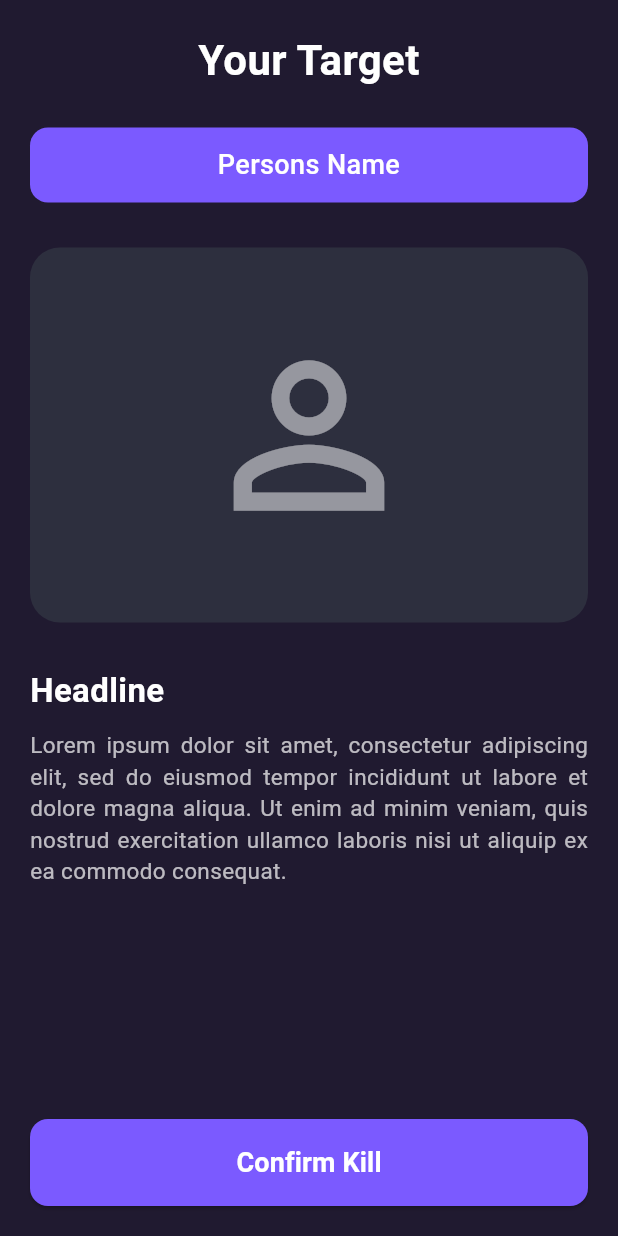
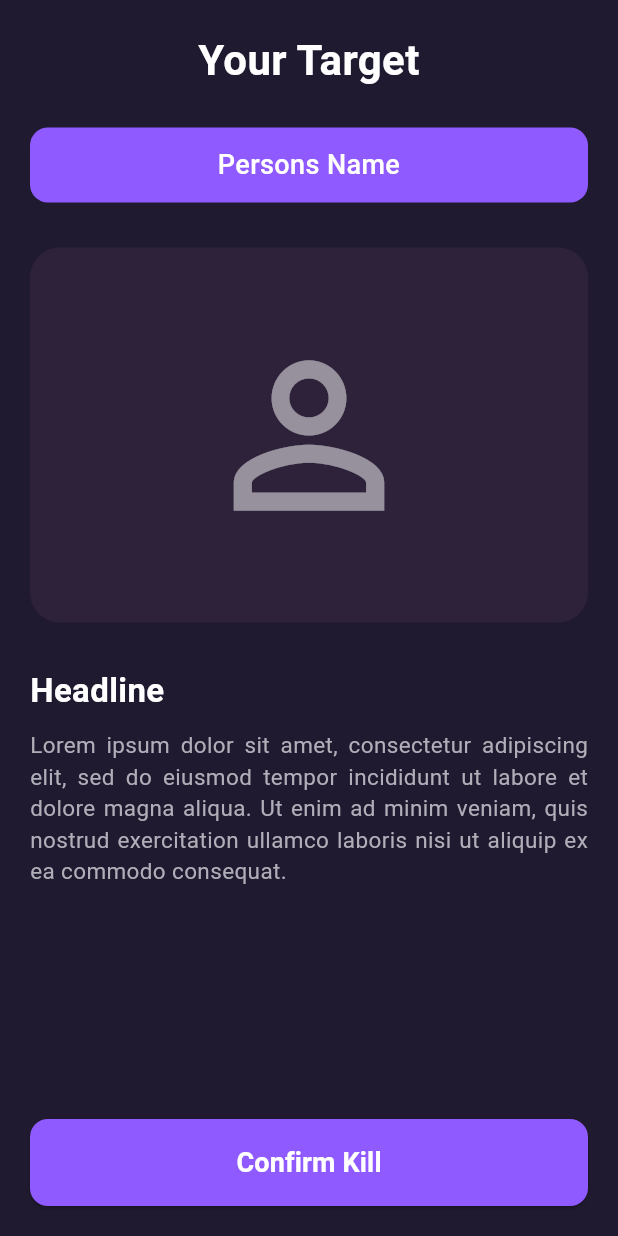
Before and after one commit to BenjaminWachter/FriendAssassination, a Flutter app: the screen it shows after launch, after a tap on "Log In", on a phone screen of 412 x 824 dp. Run offline on Flutter 3.47's test engine with Material 3 defaults, Android fonts, the phone set to English and light mode, and no system bars.

Commit message:
Add workspace configuration and implement mobile login and home views

```diff
--- /dev/null
+++ b/friend_assassination/lib/desktop/home_web.dart
@@ -0,0 +1 @@
+// TODO: Implement web home view
--- a/friend_assassination/lib/home.dart
+++ b/friend_assassination/lib/home.dart
@@ -2,7 +2,8 @@
 
 import 'package:flutter/material.dart';
 import 'package:friend_assassination/domain/responsive_layout.dart';
-
+import 'package:friend_assassination/mobile/home_mobile.dart';
+import 'package:friend_assassination/desktop/home_web.dart';
 
 class AssassinationHome extends StatefulWidget {
   const AssassinationHome({super.key});
@@ -12,133 +13,8 @@ class AssassinationHome extends StatefulWidget {
 }
 
 class _AssassinationHomeState extends State<AssassinationHome> {
-
-  static const Color darkBackgroundColor = Color(0xFF201A30); // Darker purple/blue
-  static const Color cardBackgroundColor = Color(0xFF2D2F3E); // Slightly lighter dark shade
-  static const Color accentColor = Color(0xFF7B5AFF); // Purple accent
-  static const Color textColor = Colors.white;
-  static const Color subTextColor = Colors.white70;
-
-@override
+  @override
   Widget build(BuildContext context) {
-    Widget homeWebView = Scaffold(
-      // Setting the background color of the scaffold
-      backgroundColor: darkBackgroundColor,
-      // Using SafeArea to avoid intrusions by system UI (status bar, notch)
-      body: SafeArea(
-        // Adding padding around the main content
-        child: Padding(
-          padding: const EdgeInsets.all(20.0),
-          // Main column to arrange widgets vertically
-          child: Column(
-            crossAxisAlignment: CrossAxisAlignment.stretch, // Stretch children horizontally
-            children: <Widget>[
-              // "Your Target" Title
-              const Text(
-                'Your Target',
-                textAlign: TextAlign.center,
-                style: TextStyle(
-                  fontSize: 28,
-                  fontWeight: FontWeight.bold,
-                  color: textColor,
-                ),
-              ),
-              const SizedBox(height: 25),
-
-              // "Persons Name" Container
-              Container(
-                padding: const EdgeInsets.symmetric(vertical: 12, horizontal: 20),
-                decoration: BoxDecoration(
-                  color: accentColor, // Purple accent background
-                  borderRadius: BorderRadius.circular(12),
-                ),
-                child: const Text(
-                  'Persons Name',
-                  textAlign: TextAlign.center,
-                  style: TextStyle(
-                    color: textColor,
-                    fontSize: 18,
-                    fontWeight: FontWeight.w500,
-                  ),
-                ),
-              ),
-              const SizedBox(height: 30),
-
-              // Profile Image/Avatar Placeholder
-              Container(
-                height: 250, // Define a fixed height for the placeholder
-                width: double.infinity, // Take full width
-                decoration: BoxDecoration(
-                  color: cardBackgroundColor, // Background for the placeholder area
-                  borderRadius: BorderRadius.circular(20), // Rounded corners
-                ),
-                // Placeholder icon
-                child: Icon(
-                  Icons.person_outline, // Generic person icon
-                  color: textColor.withAlpha(128), // Semi-transparent white // Replaced withOpacity
-                  size: 150, // Large icon size
-                ),
-              ),
-              const SizedBox(height: 30),
-
-              // "Headline" Text
-              const Text(
-                'Headline',
-                style: TextStyle(
-                  color: textColor,
-                  fontSize: 22,
-                  fontWeight: FontWeight.bold,
-                ),
-              ),
-              const SizedBox(height: 10),
-
-              // "Lorem ipsum" Description Text
-              const Text(
-                'Lorem ipsum dolor sit amet, consectetur adipiscing elit, sed do eiusmod tempor incididunt ut labore et dolore magna aliqua. Ut enim ad minim veniam, quis nostrud exercitation ullamco laboris nisi ut aliquip ex ea commodo consequat.',
-                textAlign: TextAlign.justify, // Justified text alignment
-                style: TextStyle(
-                  color: subTextColor, // Lighter text color for description
-                  fontSize: 15,
-                  height: 1.4, // Line height
-                ),
-              ),
-              // Spacer to push the button to the bottom if there's extra space
-              const Spacer(),
-              const SizedBox(height: 20), // Some space before the button
-
-              // "Confirm Kill" Button
-              ElevatedButton(
-                style: ElevatedButton.styleFrom(
-                  backgroundColor: accentColor, // Purple accent background
-                  padding: const EdgeInsets.symmetric(vertical: 16),
-                  shape: RoundedRectangleBorder(
-                    borderRadius: BorderRadius.circular(12), // Rounded corners for the button
-                  ),
-                  // Minimum size for the button to ensure it's prominent
-                  minimumSize: const Size(double.infinity, 50),
-                ),
-                onPressed: () {
-                  // Action to perform when the button is pressed
-                  // For example, show a confirmation dialog or navigate
-                  debugPrint('Confirm Kill button pressed');
-                  // You could show the dialog from the Figma design here
-                  // showDialog(context: context, builder: (context) => ...);
-                },
-                child: const Text(
-                  'Confirm Kill',
-                  style: TextStyle(
-                    fontSize: 18,
-                    color: textColor,
-                    fontWeight: FontWeight.w600,
-                  ),
-                ),
-              ),
-            ],
-          ),
-        ),
-      ),
-    );
-
-    return ResponsiveLayout(phoneView: homeWebView, webView: homeWebView);
+    return ResponsiveLayout(phoneView: homeMobileView, webView: homeWebView);
   }
 }
--- /dev/null
+++ b/friend_assassination/lib/mobile/home_mobile.dart
@@ -0,0 +1,121 @@
+import 'package:flutter/material.dart';
+
+// Define color variables
+const darkBackgroundColor = Color(0xFF201A30);
+const textColor = Colors.white;
+const accentColor = Color(0xFF8F5AFF); // Example purple accent
+const cardBackgroundColor = Color(0xFF2D223A); // Example card background
+const subTextColor = Color(0xFFB0AEB8); // Example lighter text
+
+final Widget homeMobileView = Scaffold(
+  backgroundColor: darkBackgroundColor,
+  body: SafeArea(
+    child: Padding(
+      padding: const EdgeInsets.all(20.0),
+      child: Column(
+        crossAxisAlignment: CrossAxisAlignment.stretch,
+        children: <Widget>[
+          Text(
+            'Your Target',
+            textAlign: TextAlign.center,
+            style: TextStyle(
+              fontSize: 28,
+              fontWeight: FontWeight.bold,
+              color: textColor,
+            ),
+          ),
+          const SizedBox(height: 25),
+          Container(
+            padding: const EdgeInsets.symmetric(vertical: 12, horizontal: 20),
+            decoration: BoxDecoration(
+              color: accentColor,
+              borderRadius: BorderRadius.circular(12),
+            ),
+            child: Text(
+              'Persons Name',
+              textAlign: TextAlign.center,
+              style: TextStyle(
+                color: textColor,
+                fontSize: 18,
+                fontWeight: FontWeight.w500,
+              ),
+            ),
+          ),
+          const SizedBox(height: 30),
+          Container(
+            height: 250,
+            width: double.infinity,
+            decoration: BoxDecoration(
+              color: cardBackgroundColor,
+              borderRadius: BorderRadius.circular(20),
+            ),
+            child: Icon(
+              Icons.person_outline,
+              color: textColor.withAlpha(128),
+              size: 150,
+            ),
+          ),
+          const SizedBox(height: 30),
+          Text(
+            'Headline',
+            style: TextStyle(
+              color: textColor,
+              fontSize: 22,
+              fontWeight: FontWeight.bold,
+            ),
+          ),
+          const SizedBox(height: 10),
+          Text(
+            'Lorem ipsum dolor sit amet, consectetur adipiscing elit, sed do eiusmod tempor incididunt ut labore et dolore magna aliqua. Ut enim ad minim veniam, quis nostrud exercitation ullamco laboris nisi ut aliquip ex ea commodo consequat.',
+            textAlign: TextAlign.justify,
+            style: TextStyle(color: subTextColor, fontSize: 15, height: 1.4),
+          ),
+          const Spacer(),
+          const SizedBox(height: 20),
+          ElevatedButton(
+            style: ElevatedButton.styleFrom(
+              backgroundColor: accentColor,
+              padding: const EdgeInsets.symmetric(vertical: 16),
+              shape: RoundedRectangleBorder(
+                borderRadius: BorderRadius.circular(12),
+              ),
+              minimumSize: const Size(double.infinity, 50),
+            ),
+            onPressed: () {
+              debugPrint('Confirm Kill button pressed');
+            },
+            child: Text(
+              'Confirm Kill',
+              style: TextStyle(
+                fontSize: 18,
+                color: textColor,
+                fontWeight: FontWeight.w600,
+              ),
+            ),
+          ),
+        ],
+      ),
+    ),
+  ),
+);
+
+class HomePage extends StatelessWidget {
+  const HomePage({super.key});
+
+  @override
+  Widget build(BuildContext context) {
+    return Scaffold(
+      appBar: AppBar(
+        title: const Text('Assassination Home'),
+        backgroundColor: const Color(0xFF201A30),
+      ),
+      body: Center(
+        child: Text(
+          'Welcome to the Assassination Home Page',
+          style: TextStyle(color: Colors.white),
+        ),
+      ),
+      backgroundColor: const Color(0xFF201A30),
+    );
+  }
+}
--- /dev/null
+++ b/friend_assassination/lib/mobile/login_mobile.dart
@@ -0,0 +1,150 @@
+
+import 'package:flutter/material.dart';
+
+class LoginPhonePage extends StatelessWidget {
+  final TextEditingController userController;
+  final TextEditingController passwordController;
+  final VoidCallback onLogin;
+  final VoidCallback onExit;
+
+  const LoginPhonePage({
+    Key? key,
+    required this.userController,
+    required this.passwordController,
+    required this.onLogin,
+    required this.onExit,
+  }) : super(key: key);
+
+  static const Color darkBackgroundColor = Color.fromARGB(0, 251, 0, 0);
+  // static const Color cardBackgroundColor = Color(0xFF2D2F3E); // Not used here, but kept for consistency if needed later
+  // static const Color accentColor = Color(0xFF7B5AFF); // Not used here
+  // static const Color textColor = Colors.white; // Not used directly, relies on Theme
+  // static const Color subTextColor = Colors.white70; // Not used directly, relies on Theme
+
+
+  @override
+  Widget build(BuildContext context) {
+    double screenWidth = MediaQuery.of(context).size.width;
+    double formWidth = screenWidth * 0.9; // Adjusted for smaller screens
+
+    return Scaffold(
+      backgroundColor: darkBackgroundColor,
+      body: Center(
+        child: SingleChildScrollView(
+          padding: const EdgeInsets.all(16.0), // Adjusted padding for phone
+          child: ConstrainedBox(
+            constraints: BoxConstraints(
+              maxWidth: formWidth,
+            ),
+            child: Column(
+              mainAxisAlignment: MainAxisAlignment.center,
+              crossAxisAlignment: CrossAxisAlignment.center,
+              children: <Widget>[
+                // Title
+                Text(
+                  'Friend',
+                  style: Theme.of(context).textTheme.headlineSmall?.copyWith(
+                        fontSize: 32, // Slightly smaller for phone
+                        color: Colors.white,
+                      ),
+                  textAlign: TextAlign.center,
+                ),
+                Text(
+                  'Assassination',
+                  style: Theme.of(context).textTheme.headlineSmall?.copyWith(
+                        fontSize: 42, // Slightly smaller for phone
+                        color: Colors.white,
+                        fontWeight: FontWeight.bold,
+                      ),
+                  textAlign: TextAlign.center,
+                ),
+                const SizedBox(height: 8),
+                // Subtitle
+                Text(
+                  'How well do you know your friends?',
+                  style: Theme.of(context).textTheme.titleMedium?.copyWith(
+                        fontSize: 14, // Slightly smaller for phone
+                      ),
+                  textAlign: TextAlign.center,
+                ),
+                const SizedBox(height: 40), // Adjusted spacing
+
+                // Login Form Container
+                Container(
+                  padding: const EdgeInsets.all(20.0), // Adjusted padding
+                  decoration: BoxDecoration(
+                    color: Colors.grey[850],
+                    borderRadius: BorderRadius.circular(10.0), // Slightly smaller radius
+                    boxShadow: [
+                      BoxShadow(
+                        color: Colors.black.withOpacity(0.7),
+                        spreadRadius: 1,
+                        blurRadius: 8,
+                        offset: const Offset(0, 4),
+                      ),
+                    ],
+                  ),
+                  child: Column(
+                    mainAxisSize: MainAxisSize.min,
+                    children: [
+                      // Welcome Text
+                      Text(
+                        'Welcome',
+                        style: Theme.of(context).textTheme.headlineSmall?.copyWith(
+                              fontSize: 22, // Slightly smaller
+                            ),
+                      ),
+                      const SizedBox(height: 16),
+
+                      // User TextField
+                      TextField(
+                        controller: userController,
+                        decoration: const InputDecoration(
+                          labelText: 'User',
+                          prefixIcon: Icon(Icons.person_outline, color: Colors.grey),
+                        ),
+                        keyboardType: TextInputType.text,
+                      ),
+                      const SizedBox(height: 16),
+
+                      // Password TextField
+                      TextField(
+                        controller: passwordController,
+                        decoration: const InputDecoration(
+                          labelText: 'Password',
+                          prefixIcon: Icon(Icons.lock_outline, color: Colors.grey),
+                        ),
+                        obscureText: true,
+                      ),
+                      const SizedBox(height: 24),
+
+                      // Buttons Column for phone
+                      Column(
+                        mainAxisAlignment: MainAxisAlignment.center,
+                        crossAxisAlignment: CrossAxisAlignment.stretch,
+                        children: <Widget>[
+                          ElevatedButton(
+                            onPressed: onLogin,
+                            child: const Text('Log In'),
+                          ),
+                          const SizedBox(height: 12), // Spacing between buttons
+                          ElevatedButton(
+                            onPressed: onExit,
+                            style: ElevatedButton.styleFrom(
+                              backgroundColor: Colors.grey[700],
+                            ),
+                            child: const Text('Exit'),
+                          ),
+                        ],
+                      ),
+                    ],
+                  ),
+                ),
+              ],
+            ),
+          ),
+        ),
+      ),
+    );
+  }
+}
--- a/friend_assassination/lib/mobile/login_phone.dart
+++ /dev/null
@@ -1,150 +0,0 @@
-
-import 'package:flutter/material.dart';
-
-class LoginPhonePage extends StatelessWidget {
-  final TextEditingController userController;
-  final TextEditingController passwordController;
-  final VoidCallback onLogin;
-  final VoidCallback onExit;
-
-  const LoginPhonePage({
-    Key? key,
-    required this.userController,
-    required this.passwordController,
-    required this.onLogin,
-    required this.onExit,
-  }) : super(key: key);
-
-  static const Color darkBackgroundColor = Color.fromARGB(0, 251, 0, 0);
-  // static const Color cardBackgroundColor = Color(0xFF2D2F3E); // Not used here, but kept for consistency if needed later
-  // static const Color accentColor = Color(0xFF7B5AFF); // Not used here
-  // static const Color textColor = Colors.white; // Not used directly, relies on Theme
-  // static const Color subTextColor = Colors.white70; // Not used directly, relies on Theme
-
-
-  @override
-  Widget build(BuildContext context) {
-    double screenWidth = MediaQuery.of(context).size.width;
-    double formWidth = screenWidth * 0.9; // Adjusted for smaller screens
-
-    return Scaffold(
-      backgroundColor: darkBackgroundColor,
-      body: Center(
-        child: SingleChildScrollView(
-          padding: const EdgeInsets.all(16.0), // Adjusted padding for phone
-          child: ConstrainedBox(
-            constraints: BoxConstraints(
-              maxWidth: formWidth,
-            ),
-            child: Column(
-              mainAxisAlignment: MainAxisAlignment.center,
-              crossAxisAlignment: CrossAxisAlignment.center,
-              children: <Widget>[
-                // Title
-                Text(
-                  'Friend',
-                  style: Theme.of(context).textTheme.headlineSmall?.copyWith(
-                        fontSize: 32, // Slightly smaller for phone
-                        color: Colors.white,
-                      ),
-                  textAlign: TextAlign.center,
-                ),
-                Text(
-                  'Assassination',
-                  style: Theme.of(context).textTheme.headlineSmall?.copyWith(
-                        fontSize: 42, // Slightly smaller for phone
-                        color: Colors.white,
-                        fontWeight: FontWeight.bold,
-                      ),
-                  textAlign: TextAlign.center,
-                ),
-                const SizedBox(height: 8),
-                // Subtitle
-                Text(
-                  'How well do you know your friends?',
-                  style: Theme.of(context).textTheme.titleMedium?.copyWith(
-                        fontSize: 14, // Slightly smaller for phone
-                      ),
-                  textAlign: TextAlign.center,
-                ),
-                const SizedBox(height: 40), // Adjusted spacing
-
-                // Login Form Container
-                Container(
-                  padding: const EdgeInsets.all(20.0), // Adjusted padding
-                  decoration: BoxDecoration(
-                    color: Colors.grey[850],
-                    borderRadius: BorderRadius.circular(10.0), // Slightly smaller radius
-                    boxShadow: [
-                      BoxShadow(
-                        color: Colors.black.withOpacity(0.7),
-                        spreadRadius: 1,
-                        blurRadius: 8,
-                        offset: const Offset(0, 4),
-                      ),
-                    ],
-                  ),
-                  child: Column(
-                    mainAxisSize: MainAxisSize.min,
-                    children: [
-                      // Welcome Text
-                      Text(
-                        'Welcome',
-                        style: Theme.of(context).textTheme.headlineSmall?.copyWith(
-                              fontSize: 22, // Slightly smaller
-                            ),
-                      ),
-                      const SizedBox(height: 16),
-
-                      // User TextField
-                      TextField(
-                        controller: userController,
-                        decoration: const InputDecoration(
-                          labelText: 'User',
-                          prefixIcon: Icon(Icons.person_outline, color: Colors.grey),
-                        ),
-                        keyboardType: TextInputType.text,
-                      ),
-                      const SizedBox(height: 16),
-
-                      // Password TextField
-                      TextField(
-                        controller: passwordController,
-                        decoration: const InputDecoration(
-                          labelText: 'Password',
-                          prefixIcon: Icon(Icons.lock_outline, color: Colors.grey),
-                        ),
-                        obscureText: true,
-                      ),
-                      const SizedBox(height: 24),
-
-                      // Buttons Column for phone
-                      Column(
-                        mainAxisAlignment: MainAxisAlignment.center,
-                        crossAxisAlignment: CrossAxisAlignment.stretch,
-                        children: <Widget>[
-                          ElevatedButton(
-                            onPressed: onLogin,
-                            child: const Text('Log In'),
-                          ),
-                          const SizedBox(height: 12), // Spacing between buttons
-                          ElevatedButton(
-                            onPressed: onExit,
-                            style: ElevatedButton.styleFrom(
-                              backgroundColor: Colors.grey[700],
-                            ),
-                            child: const Text('Exit'),
-                          ),
-                        ],
-                      ),
-                    ],
-                  ),
-                ),
-              ],
-            ),
-          ),
-        ),
-      ),
-    );
-  }
-}
```
Also changed, not shown: friend_assassination/lib/login.dart (+23 -18 lines), 1 other file.
